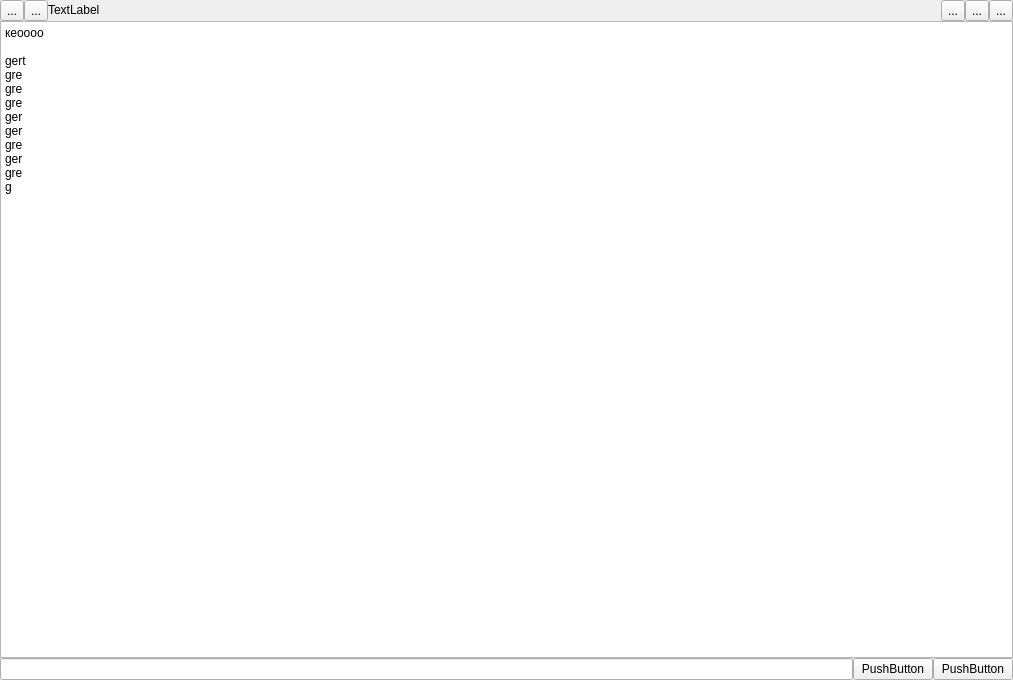
Qt form mainwidget.ui (iamsaywhat/cutecom-terminal) before a commit.
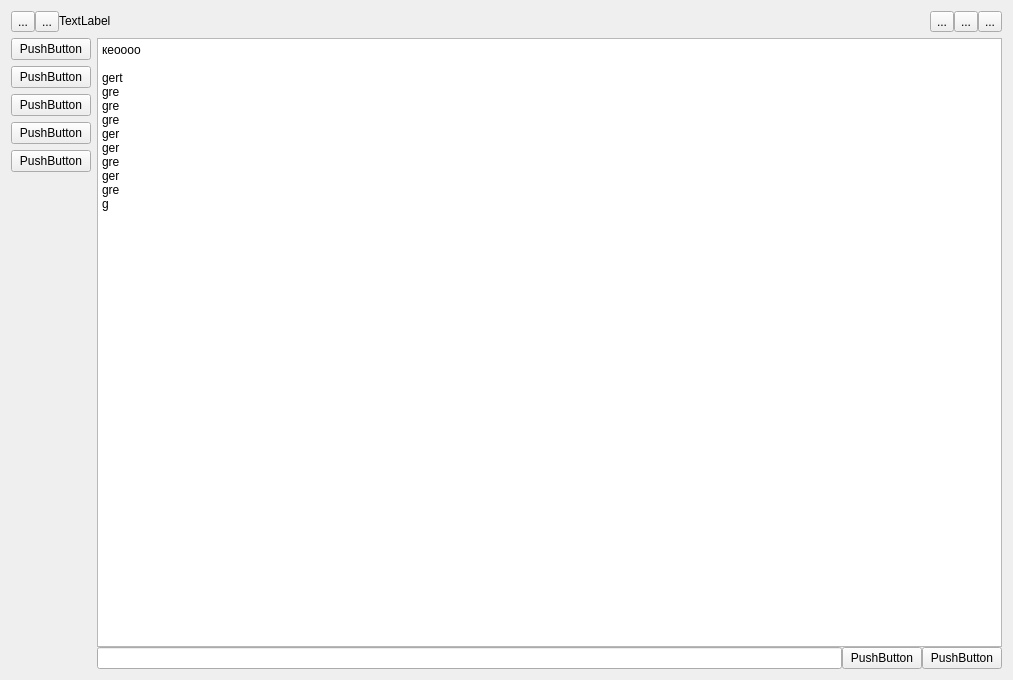
The same form after that commit.

The edit to the form file:
```diff
--- a/mainwidget.ui
+++ b/mainwidget.ui
@@ -17,143 +17,6 @@
    <string notr="true"/>
   </property>
   <layout class="QGridLayout" name="gridLayout">
-   <property name="leftMargin">
-    <number>0</number>
-   </property>
-   <property name="topMargin">
-    <number>0</number>
-   </property>
-   <property name="rightMargin">
-    <number>0</number>
-   </property>
-   <property name="bottomMargin">
-    <number>0</number>
-   </property>
-   <property name="spacing">
-    <number>0</number>
-   </property>
-   <item row="1" column="0">
-    <widget class="QStackedWidget" name="workspaceWidget">
-     <property name="currentIndex">
-      <number>0</number>
-     </property>
-     <widget class="QWidget" name="consolePage">
-      <layout class="QGridLayout" name="gridLayout_2">
-       <property name="leftMargin">
-        <number>0</number>
-       </property>
-       <property name="topMargin">
-        <number>0</number>
-       </property>
-       <property name="rightMargin">
-        <number>0</number>
-       </property>
-       <property name="bottomMargin">
-        <number>0</number>
-       </property>
-       <property name="spacing">
-        <number>0</number>
-       </property>
-       <item row="1" column="0">
-        <widget class="QPlainTextEdit" name="consoleField">
-         <property name="styleSheet">
-          <string notr="true"/>
-         </property>
-         <property name="plainText">
-          <string>кеоооо
-
-gert
-gre
-gre
-gre
-ger
-ger
-gre
-ger
-gre
-g</string>
-         </property>
-        </widget>
-       </item>
-       <item row="2" column="0">
-        <layout class="QVBoxLayout" name="consoleUnion">
-         <item>
-          <layout class="QHBoxLayout" name="consoleActionPanel">
-           <property name="spacing">
-            <number>0</number>
-           </property>
-           <item>
-            <widget class="QLineEdit" name="inputConsoleField"/>
-           </item>
-           <item>
-            <widget class="QPushButton" name="sendConsoleButton">
-             <property name="text">
-              <string>PushButton</string>
-             </property>
-            </widget>
-           </item>
-           <item>
-            <widget class="QPushButton" name="clearConsoleButton">
-             <property name="text">
-              <string>PushButton</string>
-             </property>
-            </widget>
-           </item>
-          </layout>
-         </item>
-        </layout>
-       </item>
-      </layout>
-     </widget>
-     <widget class="QWidget" name="tablePage">
-      <layout class="QGridLayout" name="gridLayout_3">
-       <property name="leftMargin">
-        <number>0</number>
-       </property>
-       <property name="topMargin">
-        <number>0</number>
-       </property>
-       <property name="rightMargin">
-        <number>0</number>
-       </property>
-       <property name="bottomMargin">
-        <number>0</number>
-       </property>
-       <property name="spacing">
-        <number>0</number>
-       </property>
-       <item row="0" column="0">
-        <layout class="QVBoxLayout" name="tableUnion">
-         <item>
-          <widget class="QTableView" name="tableField"/>
-         </item>
-         <item>
-          <layout class="QHBoxLayout" name="tableActionPanel">
-           <item>
-            <widget class="QLineEdit" name="inputTableField"/>
-           </item>
-           <item>
-            <widget class="QPushButton" name="sendTableButton">
-             <property name="text">
-              <string>PushButton</string>
-             </property>
-            </widget>
-           </item>
-           <item>
-            <widget class="QPushButton" name="clearTableButton">
-             <property name="text">
-              <string>PushButton</string>
-             </property>
-            </widget>
-           </item>
-          </layout>
-         </item>
-        </layout>
-       </item>
-      </layout>
-     </widget>
-    </widget>
-   </item>
    <item row="0" column="0">
     <layout class="QHBoxLayout" name="topPanel">
      <property name="spacing">
@@ -254,6 +117,184 @@
      </item>
     </layout>
    </item>
+   <item row="1" column="0">
+    <layout class="QHBoxLayout" name="horizontalLayout">
+     <item>
+      <layout class="QVBoxLayout" name="verticalLayout">
+       <item>
+        <widget class="QPushButton" name="showConnectionButton">
+         <property name="text">
+          <string>PushButton</string>
+         </property>
+        </widget>
+       </item>
+       <item>
+        <widget class="QPushButton" name="switchToConsoleButton">
+         <property name="text">
+          <string>PushButton</string>
+         </property>
+        </widget>
+       </item>
+       <item>
+        <widget class="QPushButton" name="switchToTableButton">
+         <property name="text">
+          <string>PushButton</string>
+         </property>
+        </widget>
+       </item>
+       <item>
+        <widget class="QPushButton" name="switchToConverterButton">
+         <property name="text">
+          <string>PushButton</string>
+         </property>
+        </widget>
+       </item>
+       <item>
+        <widget class="QPushButton" name="showSettingsButton">
+         <property name="text">
+          <string>PushButton</string>
+         </property>
+        </widget>
+       </item>
+       <item>
+        <spacer name="verticalSpacer">
+         <property name="orientation">
+          <enum>Qt::Vertical</enum>
+         </property>
+         <property name="sizeHint" stdset="0">
+          <size>
+           <width>20</width>
+           <height>40</height>
+          </size>
+         </property>
+        </spacer>
+       </item>
+      </layout>
+     </item>
+     <item>
+      <widget class="QStackedWidget" name="workspaceWidget">
+       <property name="currentIndex">
+        <number>0</number>
+       </property>
+       <widget class="QWidget" name="consolePage">
+        <layout class="QGridLayout" name="gridLayout_2">
+         <property name="leftMargin">
+          <number>0</number>
+         </property>
+         <property name="topMargin">
+          <number>0</number>
+         </property>
+         <property name="rightMargin">
+          <number>0</number>
+         </property>
+         <property name="bottomMargin">
+          <number>0</number>
+         </property>
+         <property name="spacing">
+          <number>0</number>
+         </property>
+         <item row="1" column="0">
+          <widget class="QPlainTextEdit" name="consoleField">
+           <property name="styleSheet">
+            <string notr="true"/>
+           </property>
+           <property name="plainText">
+            <string>кеоооо
+
+gert
+gre
+gre
+gre
+ger
+ger
+gre
+ger
+gre
+g</string>
+           </property>
+          </widget>
+         </item>
+         <item row="2" column="0">
+          <layout class="QVBoxLayout" name="consoleUnion">
+           <item>
+            <layout class="QHBoxLayout" name="consoleActionPanel">
+             <property name="spacing">
+              <number>0</number>
+             </property>
+             <item>
+              <widget class="QLineEdit" name="inputConsoleField"/>
+             </item>
+             <item>
+              <widget class="QPushButton" name="sendConsoleButton">
+               <property name="text">
+                <string>PushButton</string>
+               </property>
+              </widget>
+             </item>
+             <item>
+              <widget class="QPushButton" name="clearConsoleButton">
+               <property name="text">
+                <string>PushButton</string>
+               </property>
+              </widget>
+             </item>
+            </layout>
+           </item>
+          </layout>
+         </item>
+        </layout>
+       </widget>
+       <widget class="QWidget" name="tablePage">
+        <layout class="QGridLayout" name="gridLayout_3">
+         <property name="leftMargin">
+          <number>0</number>
+         </property>
+         <property name="topMargin">
+          <number>0</number>
+         </property>
+         <property name="rightMargin">
+          <number>0</number>
+         </property>
+         <property name="bottomMargin">
+          <number>0</number>
+         </property>
+         <property name="spacing">
+          <number>0</number>
+         </property>
+         <item row="0" column="0">
+          <layout class="QVBoxLayout" name="tableUnion">
+           <item>
+            <widget class="QTableView" name="tableField"/>
+           </item>
+           <item>
+            <layout class="QHBoxLayout" name="tableActionPanel">
+             <item>
+              <widget class="QLineEdit" name="inputTableField"/>
+             </item>
+             <item>
+              <widget class="QPushButton" name="sendTableButton">
+               <property name="text">
+                <string>PushButton</string>
+               </property>
+              </widget>
+             </item>
+             <item>
+              <widget class="QPushButton" name="clearTableButton">
+               <property name="text">
+                <string>PushButton</string>
+               </property>
+              </widget>
+             </item>
+            </layout>
+           </item>
+          </layout>
+         </item>
+        </layout>
+       </widget>
+      </widget>
+     </item>
+    </layout>
+   </item>
   </layout>
  </widget>
  <resources/>
```
